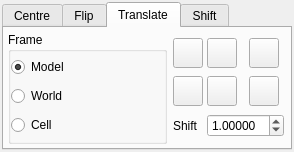
The window that trunk/src/gui/position.ui (trisyoungs/aten) describes before a commit, drawn with Qt 5.
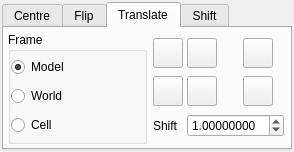
The same window after the commit. The open tabs and pages were chosen to show the change. Icons and pictures are not drawn.

The edit to the form file:
```diff
--- a/trunk/src/gui/position.ui
+++ b/trunk/src/gui/position.ui
@@ -724,7 +724,7 @@
               </sizepolicy>
              </property>
              <property name="decimals" >
-              <number>5</number>
+              <number>8</number>
              </property>
              <property name="value" >
               <double>1.000000000000000</double>
```
